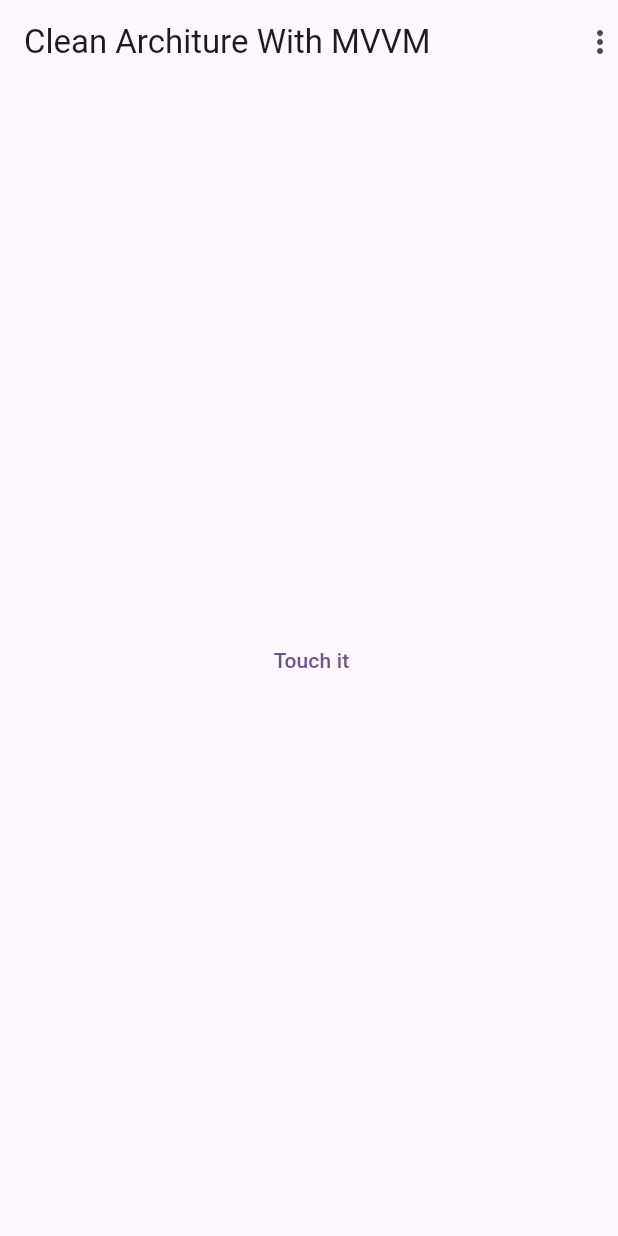
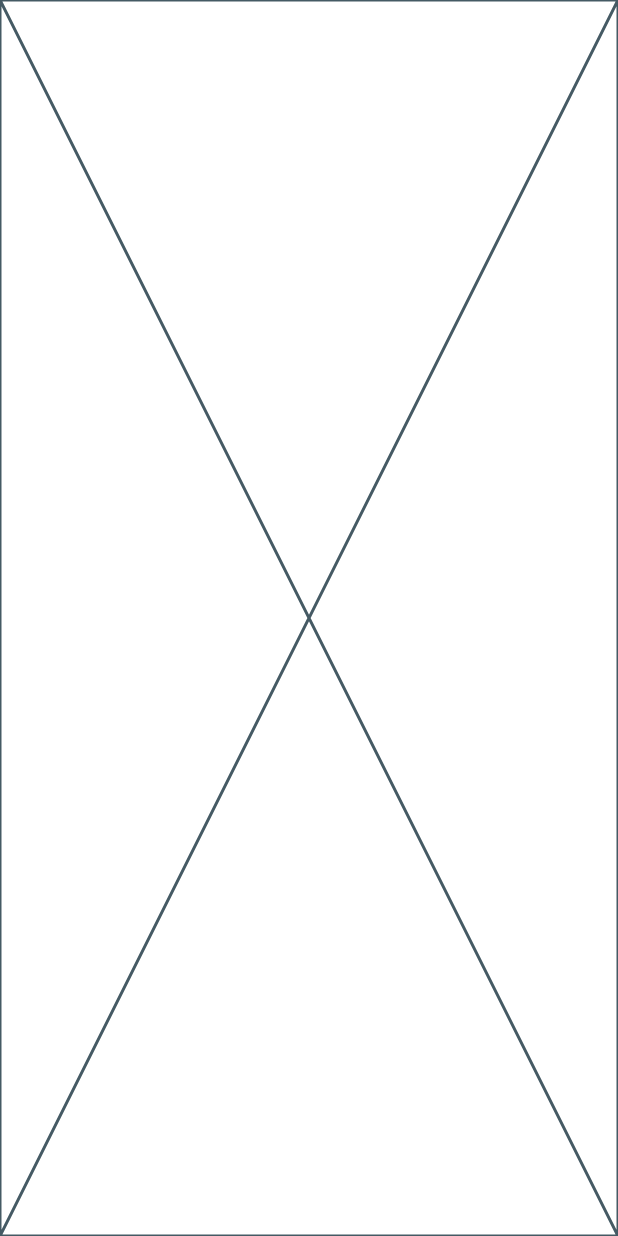
Before and after one commit to SuhaibRumi/clean_architecture_with_mvvm, a Flutter app: the screen it shows after launch, on a phone screen of 412 x 824 dp. Run offline on Flutter 3.47's test engine with Material 2 defaults, Android fonts, the phone set to English and light mode, and no system bars.

Commit message:
add some new files

```diff
--- a/lib/main.dart
+++ b/lib/main.dart
@@ -1,6 +1,8 @@
 
+import 'package:clean_architecture_with_mvvm/src/utils/routes_name.dart';
 import 'package:flutter/material.dart';
-import 'src/view/home_screen.dart';
+import 'src/utils/routes.dart';
+
 
 void main() {
   runApp(const MyApp());
@@ -15,11 +17,11 @@ class MyApp extends StatelessWidget {
     return MaterialApp(
       title: 'Flutter Demo',
       theme: ThemeData(
-
         colorScheme: ColorScheme.fromSeed(seedColor: Colors.deepPurple),
         useMaterial3: true,
       ),
-      home: const HomeScreen(),
+      initialRoute: RoutesName.login,
+      onGenerateRoute: Routes.genrateRoute,
     );
   }
 }
--- /dev/null
+++ b/lib/src/utils/routes.dart
@@ -0,0 +1,28 @@
+import 'package:clean_architecture_with_mvvm/src/view/home_screen.dart';
+import 'package:clean_architecture_with_mvvm/src/view/login_screen.dart';
+import 'package:flutter/material.dart';
+
+import 'routes_name.dart';
+
+class Routes {
+  static Route<dynamic> genrateRoute(RouteSettings settings) {
+    // final agrumne = settings.arguments;
+
+    switch (settings.name) {
+      case RoutesName.home:
+        return MaterialPageRoute(
+            builder: (BuildContext context) => const HomeScreen());
+      case RoutesName.login:
+        return MaterialPageRoute(
+            builder: (BuildContext context) => const LoginScreen());
+      default:
+        return MaterialPageRoute(builder: (_) {
+          return const Scaffold(
+            body: Center(
+              child: Text("Page not found"),
+            ),
+          );
+        });
+    }
+  }
+}
--- /dev/null
+++ b/lib/src/utils/routes_name.dart
@@ -0,0 +1,7 @@
+class RoutesName {
+  // LoginScreen Routes
+  static const String login = 'login_screen';
+
+  // homeScreen Routes
+  static const String home = 'home_screen';
+}
--- /dev/null
+++ b/lib/src/view/login_screen.dart
@@ -0,0 +1,10 @@
+import 'package:flutter/material.dart';
+
+class LoginScreen extends StatelessWidget {
+  const LoginScreen({super.key});
+
+  @override
+  Widget build(BuildContext context) {
+    return const Placeholder();
+  }
+}
```
Also changed, not shown: pubspec.lock.
